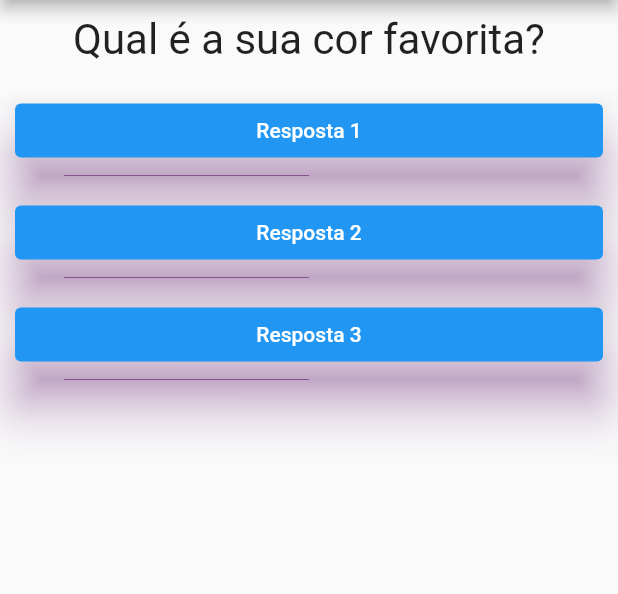
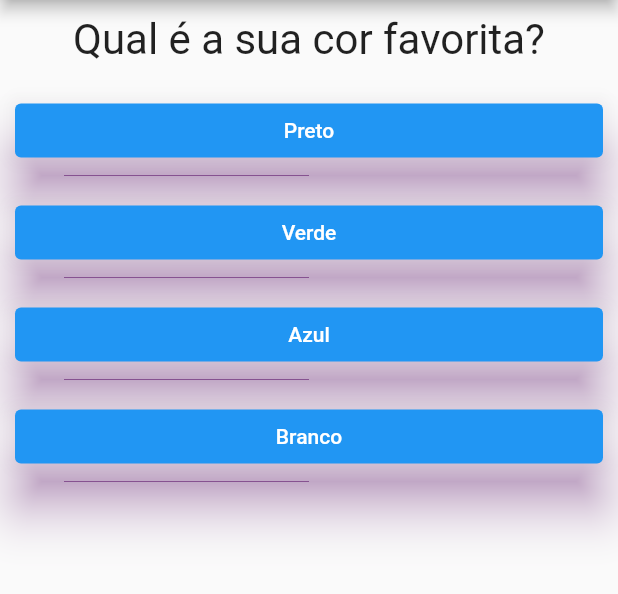
Before and after one commit to elcio96/primeiroapp, a Flutter app: the screen it shows after launch, on a phone screen of 412 x 824 dp, the part 84-678 px from its top. Run offline on Flutter 3.47's test engine with Material 2 defaults, Android fonts, the light colour scheme and no system bars.

Commit message:
Conclusão cap 02

```diff
--- a/lib/main.dart
+++ b/lib/main.dart
@@ -1,49 +1,78 @@
 import 'package:flutter/material.dart';
-import './questao.dart';
-import './resposta.dart';
+import 'package:primeiroapp/questionario.dart';
+import './questionario.dart';
+import './resultado.dart';
 
 main() => runApp(PerguntaApp());
 
 class _PerguntaAppState extends State<PerguntaApp> {
   var _perguntaSelecionada = 0;
+  var _pontuacaoTotal = 0;
 
-  void _responder() {
+  final _perguntas = const [
+    {
+      'texto': 'Qual é a sua cor favorita?',
+      'respostas': [
+        {'texto': 'Preto', 'pontuacao': 10},
+        {'texto': 'Verde', 'pontuacao': 5},
+        {'texto': 'Azul', 'pontuacao': 3},
+        {'texto': 'Branco', 'pontuacao': 1},
+      ],
+    },
+    {
+      'texto': 'Qual é o seu animal favorito?',
+      'respostas': [
+        {'texto': 'Coelho', 'pontuacao': 10},
+        {'texto': 'Cobra', 'pontuacao': 5},
+        {'texto': 'Zebra', 'pontuacao': 3},
+        {'texto': 'Leão', 'pontuacao': 1},
+      ],
+    },
+    {
+      'texto': 'Qual é o seu instrutor favorito?',
+      'respostas': [
+        {'texto': 'João', 'pontuacao': 10},
+        {'texto': 'Pedro', 'pontuacao': 5},
+        {'texto': 'Maria', 'pontuacao': 3},
+        {'texto': 'Leo', 'pontuacao': 1},
+      ],
+    },
+  ];
+
+  void _responder(int pontuacao) {
+    if (temPerguntaSelecionada) {
+      setState(() {
+        _perguntaSelecionada++;
+        _pontuacaoTotal += pontuacao;
+      });
+    }
+  }
+
+  void _reiniciarQuestionario() {
     setState(() {
-      _perguntaSelecionada++;
+      _perguntaSelecionada = 0;
+      _pontuacaoTotal = 0;
     });
-    print(_perguntaSelecionada);
+  }
+
+  bool get temPerguntaSelecionada {
+    return _perguntaSelecionada < _perguntas.length;
   }
 
   @override
   Widget build(BuildContext context) {
-    final perguntas = [
-      {
-        'texto': 'Qual é a sua cor favorita?',
-        'respostas': ['Preto', 'Vermelho', 'Azul', 'Branco'],
-      },
-      {
-        'texto': 'Qual é o seu animal favorito?',
-        'respostas': ['Coelho', 'Cobra', 'Elefante', 'Leão'],
-      },
-      {
-        'texto': 'Qual é o seu instrutor favorito?',
-        'respostas': ['Marcelo', 'Pedro', 'Leo', 'João'],
-      },
-    ];
-
     return MaterialApp(
       home: Scaffold(
         appBar: AppBar(
           title: const Text('Perguntas'),
         ),
-        body: Column(
-          children: <Widget>[
-            Questao(perguntas[_perguntaSelecionada]['texto'].toString()),
-            Resposta('Resposta 1', _responder),
-            Resposta('Resposta 2', _responder),
-            Resposta('Resposta 3', _responder),
-          ],
-        ),
+        body: temPerguntaSelecionada
+            ? Questionario(
+                perguntas: _perguntas,
+                perguntaSelecionada: _perguntaSelecionada,
+                quandoResponder: _responder,
+              )
+            : Resultado(_pontuacaoTotal, _reiniciarQuestionario),
       ),
     );
   }
--- /dev/null
+++ b/lib/questionario.dart
@@ -0,0 +1,38 @@
+import 'package:flutter/material.dart';
+import './questao.dart';
+import './resposta.dart';
+
+class Questionario extends StatelessWidget {
+  final List<Map<String, Object>> perguntas;
+  final int perguntaSelecionada;
+  final void Function(int) quandoResponder;
+
+  Questionario({
+    required this.perguntas,
+    required this.perguntaSelecionada,
+    required this.quandoResponder,
+  });
+
+  bool get temPerguntaSelecionada {
+    return perguntaSelecionada < perguntas.length;
+  }
+
+  @override
+  Widget build(BuildContext context) {
+    List<Map<String, Object>> respostas = temPerguntaSelecionada
+        ? perguntas[perguntaSelecionada].cast()['respostas']
+        : null;
+
+    return Column(
+      children: <Widget>[
+        Questao(perguntas[perguntaSelecionada]['texto'].toString()),
+        ...respostas.map((resp) {
+          return Resposta(
+            resp['texto'].toString(),
+            () => quandoResponder(int.parse(resp['pontuacao'].toString())),
+          );
+        }).toList(),
+      ],
+    );
+  }
+}
```
Also changed, not shown: lib/resposta.dart (+9 -5 lines), lib/resultado.dart (added, +52 -0 lines), lib/questao.dart (line endings or trailing spaces).
